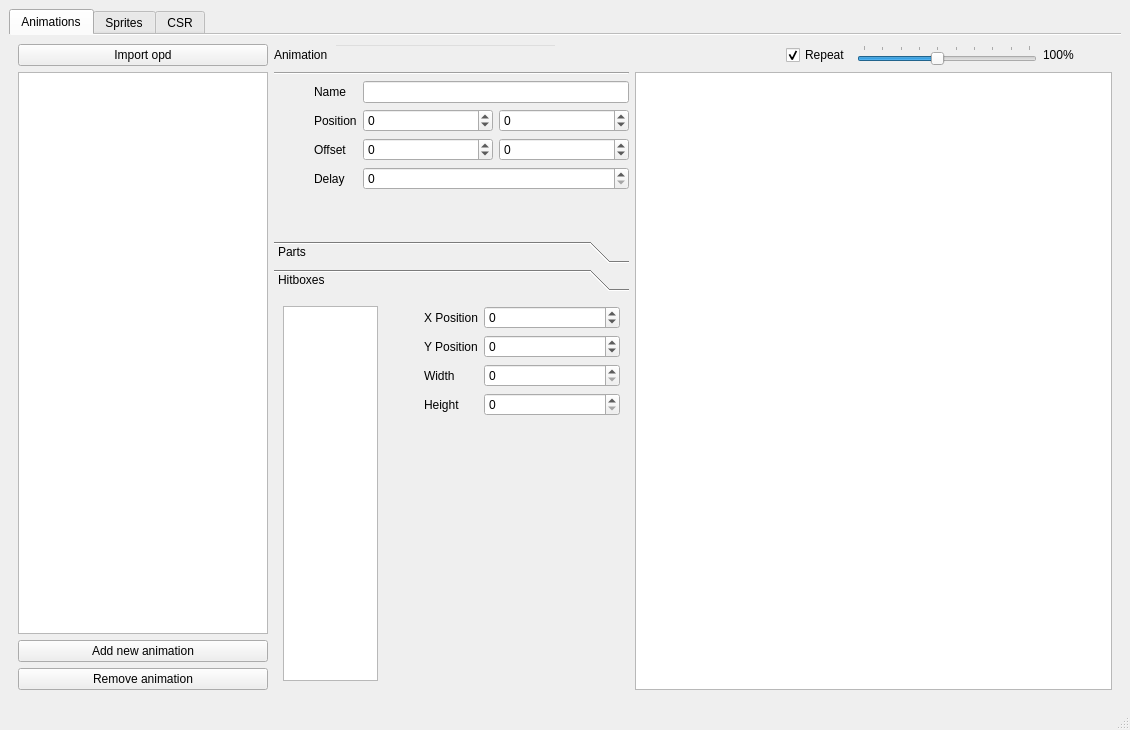
Old version of the form forms/main_window.ui in the repository android172/CVHD-OPD-editor.
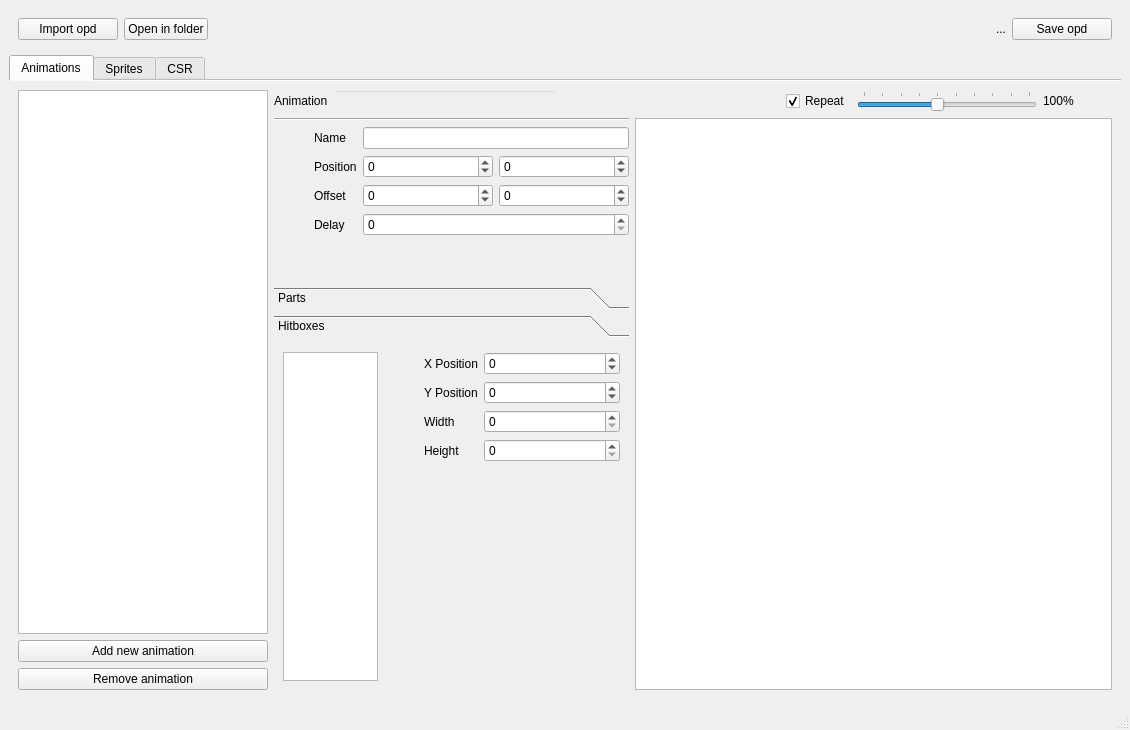
New version of the form. The open tabs and pages were chosen to show the change. Icons and pictures are not drawn. Custom widgets are drawn as their Qt base class.

Commit message: Application name changed. Sprite refresh bug fixed. Indicator that animation trees can be opened added. Added _mod to col & csr files when modded. Max palette count raised to 255. Added "open in folder" functionality.

Patch:
```diff
--- a/forms/main_window.ui
+++ b/forms/main_window.ui
@@ -35,7 +35,66 @@
    <bool>false</bool>
   </property>
   <widget class="QWidget" name="centralwidget">
-   <layout class="QHBoxLayout" name="horizontalLayout_6">
+   <layout class="QVBoxLayout" name="verticalLayout_15">
+    <item>
+     <widget class="QWidget" name="horizontalWidget" native="true">
+      <layout class="QHBoxLayout" name="horizontalLayout_2">
+       <item>
+        <widget class="QPushButton" name="bt_import_opd">
+         <property name="minimumSize">
+          <size>
+           <width>100</width>
+           <height>0</height>
+          </size>
+         </property>
+         <property name="text">
+          <string>Import opd</string>
+         </property>
+        </widget>
+       </item>
+       <item>
+        <widget class="QPushButton" name="bt_open_folder">
+         <property name="text">
+          <string>Open in folder</string>
+         </property>
+        </widget>
+       </item>
+       <item>
+        <spacer name="horizontalSpacer_2">
+         <property name="orientation">
+          <enum>Qt::Horizontal</enum>
+         </property>
+         <property name="sizeHint" stdset="0">
+          <size>
+           <width>40</width>
+           <height>20</height>
+          </size>
+         </property>
+        </spacer>
+       </item>
+       <item>
+        <widget class="QLabel" name="label_opd_name">
+         <property name="text">
+          <string>...</string>
+         </property>
+        </widget>
+       </item>
+       <item>
+        <widget class="QPushButton" name="bt_save_opd">
+         <property name="minimumSize">
+          <size>
+           <width>100</width>
+           <height>0</height>
+          </size>
+         </property>
+         <property name="text">
+          <string>Save opd</string>
+         </property>
+        </widget>
+       </item>
+      </layout>
+     </widget>
+    </item>
     <item>
      <widget class="QTabWidget" name="tab_main">
       <property name="enabled">
@@ -65,19 +124,6 @@
          <layout class="QHBoxLayout" name="horizontalLayout_7" stretch="0,1">
           <item>
            <layout class="QVBoxLayout" name="verticalLayout_3">
-            <item>
-             <widget class="QPushButton" name="bt_import_opd">
-              <property name="maximumSize">
-               <size>
-                <width>250</width>
-                <height>16777215</height>
-               </size>
-              </property>
-              <property name="text">
-               <string>Import opd</string>
-              </property>
-             </widget>
-            </item>
             <item>
              <widget class="AnimationTree" name="tree_animations">
               <property name="minimumSize">
@@ -111,7 +157,7 @@
                <number>5</number>
               </property>
               <property name="rootIsDecorated">
-               <bool>false</bool>
+               <bool>true</bool>
               </property>
               <property name="uniformRowHeights">
                <bool>false</bool>
@@ -1453,8 +1499,8 @@
                     <rect>
                      <x>0</x>
                      <y>0</y>
-                     <width>363</width>
-                     <height>342</height>
+                     <width>381</width>
+                     <height>287</height>
                     </rect>
                    </property>
                    <attribute name="label">
```
Left out of the diff: 4 changed lines with no effect on the pictures. The commit also changes 5 other files.
